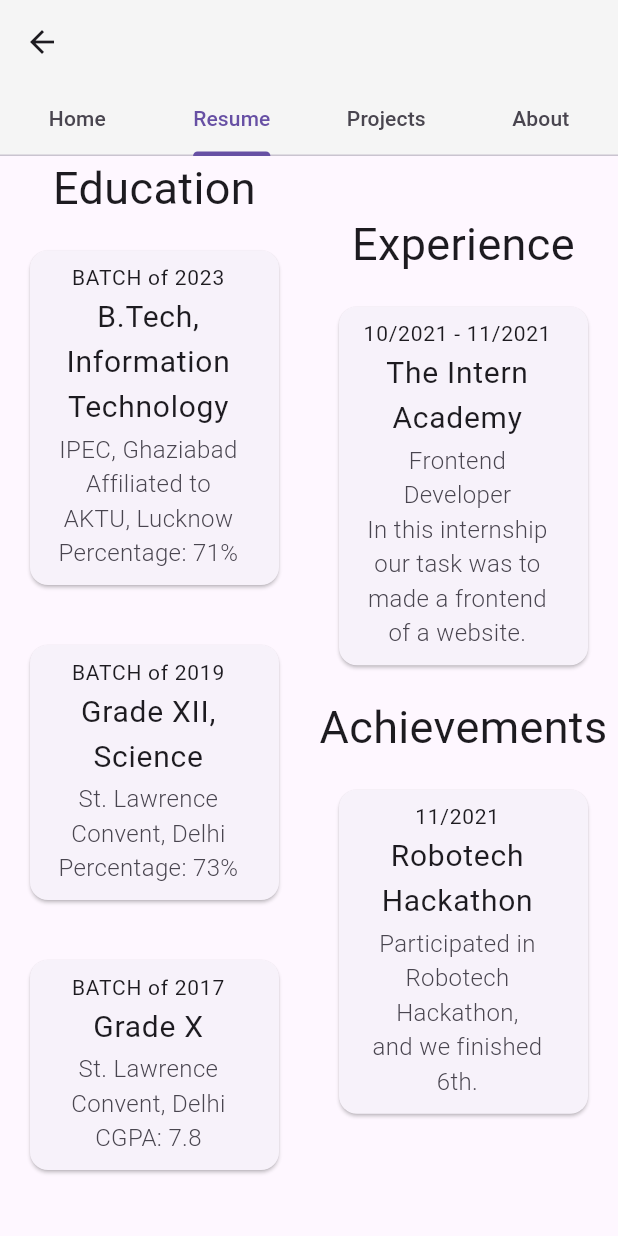
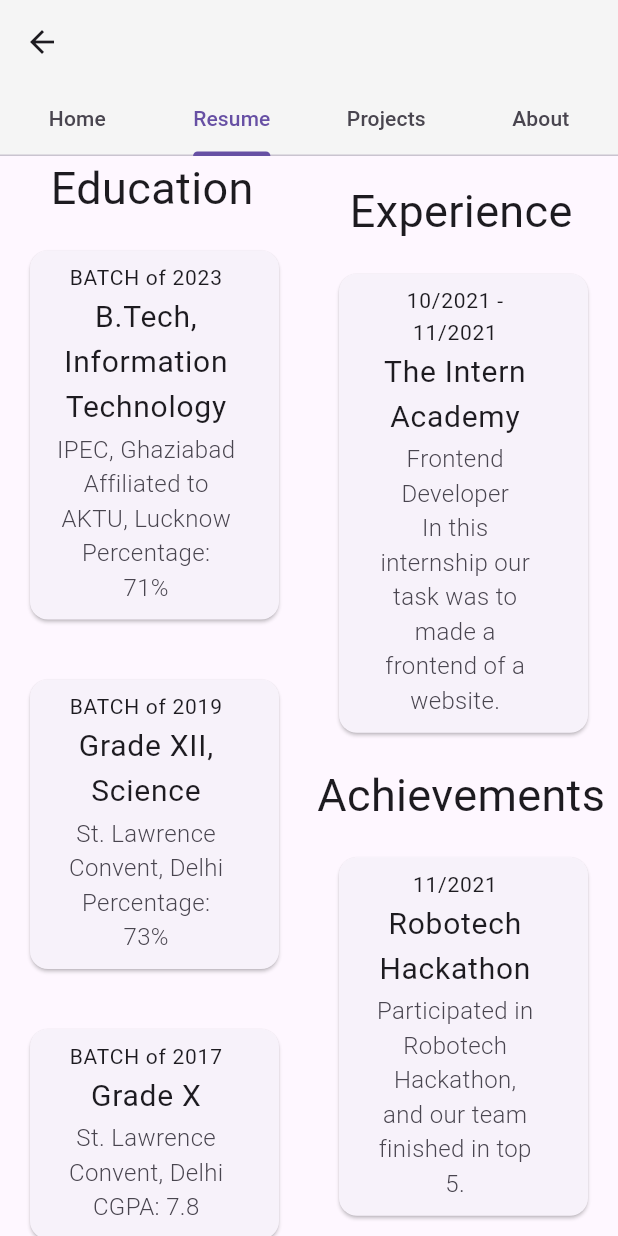
Before and after one commit to imobasshir/portfolio, a Flutter app: the HomeScreenWeb screen opened by its route, tab 2 chosen, on a phone screen of 412 x 824 dp. Run offline on Flutter 3.47's test engine with Material 2 defaults, Android fonts, the phone set to English and light mode, and no system bars; our stand-ins replace backdrop, font_awesome_flutter.

Commit message:
updated website

```diff
--- a/lib/screens/about/about_mobile.dart
+++ b/lib/screens/about/about_mobile.dart
@@ -10,7 +10,7 @@ class AboutMobile extends StatelessWidget {
   Widget build(BuildContext context) {
     return ListView(
       children: [
-        const Text(
+        const SelectableText(
           'About Me',
           textAlign: TextAlign.center,
           style: TextStyle(
@@ -25,8 +25,8 @@ class AboutMobile extends StatelessWidget {
           padding: EdgeInsets.all(8.0),
           child: Card(
             child: ListTile(
-              title: Text(
-                'I, Mobasshir Imam final year undergraduate student of Information Technology at IPEC Ghaziabad. I love to learn more about new technologies and i am currently doing App Development using flutter & practicing Data Structures and Algorithms. I love to solve problem and contribute to open source. And in free time i watch sports like Cricket mainly but some times i also watch Football.',
+              title: SelectableText(
+                'I, Mobasshir Imam final year undergraduate student of Information Technology at IPEC Ghaziabad. I love to learn more about new technologies and i am currently doing App Development using flutter & practicing Data Structures and Algorithms. I also love watch sports like Cricket, Football.',
                 style: TextStyle(
                   fontSize: 18,
                   fontWeight: FontWeight.w300,
--- a/lib/screens/about/about_web.dart
+++ b/lib/screens/about/about_web.dart
@@ -10,7 +10,7 @@ class AboutWeb extends StatelessWidget {
   Widget build(BuildContext context) {
     return ListView(
       children: [
-        const Text(
+        const SelectableText(
           'About Me',
           textAlign: TextAlign.center,
           style: TextStyle(
@@ -32,8 +32,8 @@ class AboutWeb extends StatelessWidget {
                     padding: EdgeInsets.all(8.0),
                     child: Card(
                       child: ListTile(
-                        title: Text(
-                          'I, Mobasshir Imam final year undergraduate student of Information Technology at IPEC Ghaziabad. I love to learn more about new technologies and i am currently doing App Development using flutter & practicing Data Structures and Algorithms. I love to solve problem and contribute to open source. And in free time i watch sports like Cricket mainly but some times i also watch Football.',
+                        title: SelectableText(
+                          'I, Mobasshir Imam final year undergraduate student of Information Technology at IPEC Ghaziabad. I love to learn more about new technologies and i am currently doing App Development using flutter & practicing Data Structures and Algorithms. I also love watch sports like Cricket, Football.',
                           style: TextStyle(
                             fontSize: 18,
                             fontWeight: FontWeight.w300,
--- a/lib/screens/home/home_screen_mobile.dart
+++ b/lib/screens/home/home_screen_mobile.dart
@@ -110,7 +110,7 @@ class MainMobile extends StatelessWidget {
                   ),
                 ),
                 const SizedBox(height: 20),
-                const Text(
+                const SelectableText(
                   'Mobasshir Imam',
                   style: TextStyle(
                     fontSize: 30,
@@ -118,7 +118,7 @@ class MainMobile extends StatelessWidget {
                   ),
                 ),
                 const SizedBox(height: 20),
-                const Text(
+                const SelectableText(
                   'Final year Undergrad,\nA learner & love solving problems,\nBuilding Mobile Applications using\n Flutter & CrossPlatform Developer.',
                   textAlign: TextAlign.center,
                   style: TextStyle(
--- a/lib/screens/home/home_screen_web.dart
+++ b/lib/screens/home/home_screen_web.dart
@@ -83,7 +83,7 @@ class MainWeb extends StatelessWidget {
           mainAxisAlignment: MainAxisAlignment.center,
           children: [
             const SizedBox(height: 20),
-            const Text(
+            const SelectableText(
               'Mobasshir Imam',
               style: TextStyle(
                 fontSize: 38,
@@ -91,7 +91,7 @@ class MainWeb extends StatelessWidget {
               ),
             ),
             const SizedBox(height: 20),
-            const Text(
+            const SelectableText(
               'Final year Undergrad,\nA learner & love solving problems,\nBuilding Mobile Applications using\n Flutter & CrossPlatform Developer.',
               textAlign: TextAlign.center,
               style: TextStyle(
--- a/lib/screens/resume/resume_mobile.dart
+++ b/lib/screens/resume/resume_mobile.dart
@@ -9,7 +9,7 @@ class ResumeMobile extends StatelessWidget {
   Widget build(BuildContext context) {
     return ListView(
       children: const [
-        Text(
+        SelectableText(
           'Education',
           textAlign: TextAlign.center,
           style: TextStyle(
@@ -35,7 +35,7 @@ class ResumeMobile extends StatelessWidget {
           subtitle: 'St. Lawrence Convent, Delhi',
           marks: 'CGPA: 7.8',
         ),
-        Text(
+        SelectableText(
           'Experience',
           textAlign: TextAlign.center,
           style: TextStyle(
@@ -50,7 +50,7 @@ class ResumeMobile extends StatelessWidget {
           marks:
               'In this internship our task was to made a frontend of a website.',
         ),
-        Text(
+        SelectableText(
           'Achievements',
           textAlign: TextAlign.center,
           style: TextStyle(
@@ -62,7 +62,7 @@ class ResumeMobile extends StatelessWidget {
           batch: '11/2021',
           title: 'Robotech Hackathon',
           subtitle: 'Participated in Robotech Hackathon,',
-          marks: 'and we finished 6th.',
+          marks: 'and our team finished in top 5.',
         ),
       ],
     );
--- a/lib/screens/resume/resume_web.dart
+++ b/lib/screens/resume/resume_web.dart
@@ -16,7 +16,7 @@ class ResumeWeb extends StatelessWidget {
               child: Column(
                 mainAxisAlignment: MainAxisAlignment.center,
                 children: const [
-                  Text(
+                  SelectableText(
                     'Education',
                     textAlign: TextAlign.center,
                     style: TextStyle(
@@ -49,7 +49,7 @@ class ResumeWeb extends StatelessWidget {
               child: Column(
                 mainAxisAlignment: MainAxisAlignment.center,
                 children: const [
-                  Text(
+                  SelectableText(
                     'Experience',
                     textAlign: TextAlign.center,
                     style: TextStyle(
@@ -64,7 +64,7 @@ class ResumeWeb extends StatelessWidget {
                     marks:
                         'In this internship our task was to made a frontend of a website.',
                   ),
-                  Text(
+                  SelectableText(
                     'Achievements',
                     textAlign: TextAlign.center,
                     style: TextStyle(
@@ -76,7 +76,7 @@ class ResumeWeb extends StatelessWidget {
                     batch: '11/2021',
                     title: 'Robotech Hackathon',
                     subtitle: 'Participated in Robotech Hackathon,',
-                    marks: 'and we finished 6th.',
+                    marks: 'and our team finished in top 5.',
                   ),
                 ],
               ),
--- a/lib/widgets/custom_list_tile.dart
+++ b/lib/widgets/custom_list_tile.dart
@@ -23,7 +23,7 @@ class ListTileCustom extends StatelessWidget {
             ListTile(
               title: Column(
                 children: [
-                  Text(
+                  SelectableText(
                     batch,
                     style: const TextStyle(
                       fontSize: 14,
@@ -31,7 +31,7 @@ class ListTileCustom extends StatelessWidget {
                     ),
                     textAlign: TextAlign.center,
                   ),
-                  Text(
+                  SelectableText(
                     title,
                     textAlign: TextAlign.center,
                     style: const TextStyle(
@@ -45,7 +45,7 @@ class ListTileCustom extends StatelessWidget {
                 padding: const EdgeInsets.all(2.0),
                 child: Column(
                   children: [
-                    Text(
+                    SelectableText(
                       subtitle,
                       style: const TextStyle(
                         fontSize: 16,
@@ -53,7 +53,7 @@ class ListTileCustom extends StatelessWidget {
                       ),
                       textAlign: TextAlign.center,
                     ),
-                    Text(
+                    SelectableText(
                       marks,
                       style: const TextStyle(
                         fontSize: 16,
--- a/lib/widgets/custom_project_tile.dart
+++ b/lib/widgets/custom_project_tile.dart
@@ -33,7 +33,7 @@ class CustomProjectTile extends StatelessWidget {
         child: Column(
           children: [
             const SizedBox(height: 20),
-            Text(
+            SelectableText(
               type,
               style: const TextStyle(
                 fontSize: 16,
@@ -42,7 +42,7 @@ class CustomProjectTile extends StatelessWidget {
               textAlign: TextAlign.center,
             ),
             const SizedBox(height: 28),
-            Text(
+            SelectableText(
               title,
               style: const TextStyle(
                 fontSize: 24,
@@ -51,7 +51,7 @@ class CustomProjectTile extends StatelessWidget {
               textAlign: TextAlign.center,
             ),
             const SizedBox(height: 28),
-            Text(
+            SelectableText(
               techstack,
               style: const TextStyle(
                 fontSize: 18,
```
Also changed, not shown: lib/screens/projects/projects_mobile.dart (+10 -2 lines), lib/screens/projects/projects_web.dart (+10 -2 lines), images/help.jpg (added), pubspec.lock, 1 other file.
